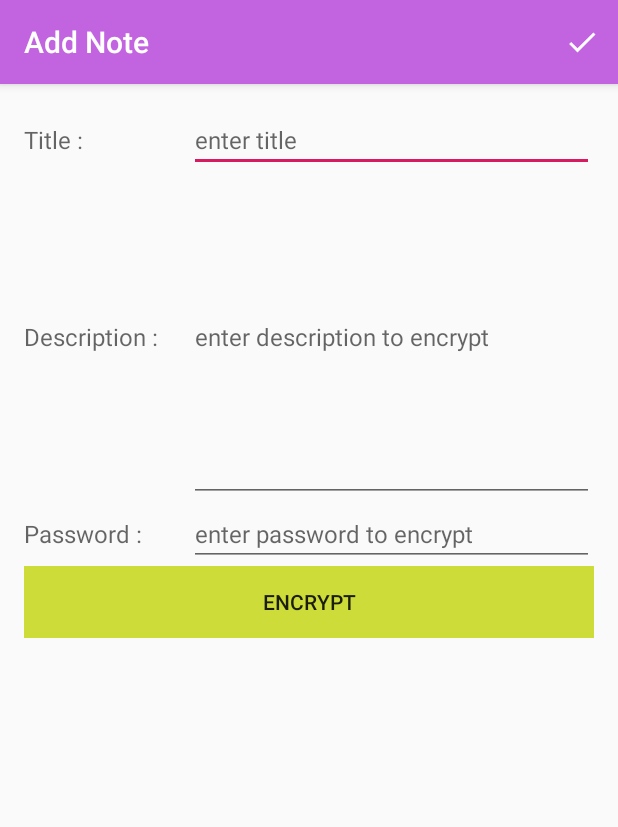
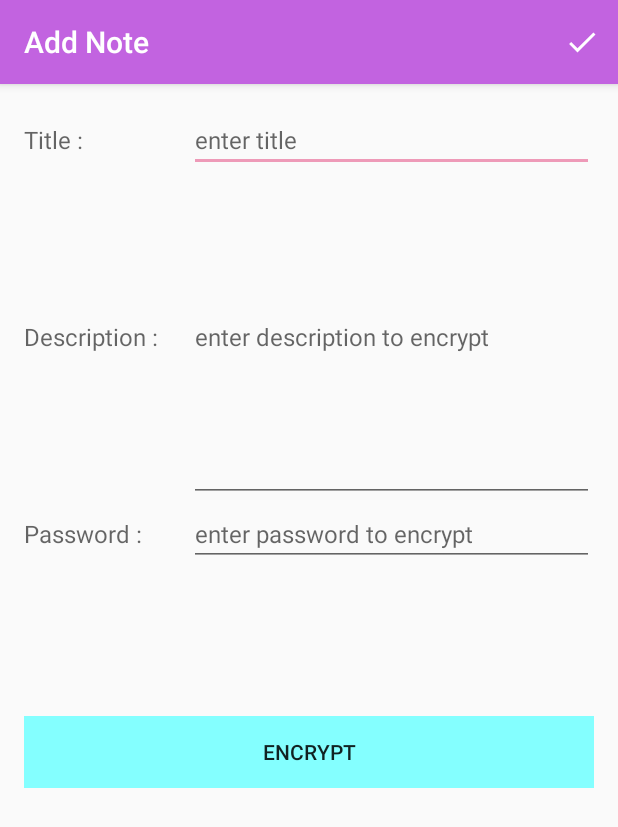
Before and after one commit to HeinThuraWynnn/AESNOTE, an Android app: the NoteDetailsActivity screen opened directly, with no data from a screen before it, on a phone screen of 412 x 824 dp. Shown: the top 827 px of the screen. Run offline under Robolectric (Android 15) with nearby library versions, the phone set to English and light mode, and no system bars; our stand-ins replace Room's generated code.

Commit message:
beta version

```diff
--- a/app/src/main/res/layout/activity_main.xml
+++ b/app/src/main/res/layout/activity_main.xml
@@ -21,14 +21,15 @@
         android:layout_height="wrap_content"
         android:layout_gravity="bottom|end"
         android:layout_margin="@dimen/fab_margin"
-        android:layout_marginBottom="16dp"
+        android:layout_marginBottom="20dp"
         app:layout_constraintBottom_toBottomOf="parent"
         app:layout_constraintEnd_toEndOf="parent"
         app:layout_constraintHorizontal_bias="1.0"
+        android:background="@color/colorPrimary"
         app:layout_constraintStart_toStartOf="parent"
         app:layout_constraintTop_toTopOf="parent"
         app:layout_constraintVertical_bias="1.0"
-        app:srcCompat="@android:drawable/ic_input_add" />
+        app:srcCompat="@drawable/edit_icon" />
 
 
 </androidx.constraintlayout.widget.ConstraintLayout>
--- a/app/src/main/res/layout/activity_note_details.xml
+++ b/app/src/main/res/layout/activity_note_details.xml
@@ -58,7 +58,7 @@
                 android:layout_height="220dp"
                 android:layout_weight="1"
                 android:hint="enter description to encrypt"
-                android:inputType="text" />
+                android:inputType="text|textMultiLine" />
 
         </LinearLayout>
         <LinearLayout
@@ -92,6 +92,7 @@
             android:layout_width="match_parent"
             android:layout_height="wrap_content"
             android:gravity="center"
+            android:layout_marginTop="100dp"
             android:orientation="horizontal">
 
 
@@ -99,8 +100,7 @@
                 android:id="@+id/btnDec"
                 android:layout_width="175dp"
                 android:layout_height="wrap_content"
-                android:background="#13AEF3"
-
+                android:background="#FFE57F"
                 android:text="Decrypt" />
 
             <Button
@@ -108,7 +108,7 @@
                 android:layout_width="match_parent"
                 android:layout_height="wrap_content"
                 android:text="Encrypt"
-                android:background="#CDDC39" />
+                android:background="#84FFFF" />
 
         </LinearLayout>
 
--- a/app/src/main/res/layout/activity_set_pin_code.xml
+++ b/app/src/main/res/layout/activity_set_pin_code.xml
@@ -20,6 +20,7 @@
 
     <Button android:id="@+id/skip_pc"
         android:text="@string/text_skip"
+        android:background="@color/colorPrimary"
         android:layout_width="wrap_content"
         android:layout_height="wrap_content"
         app:layout_constraintBottom_toBottomOf="parent"
--- a/app/src/main/res/values/colors.xml
+++ b/app/src/main/res/values/colors.xml
@@ -2,5 +2,5 @@
 <resources>
     <color name="colorPrimary">#C263E0</color>
     <color name="colorPrimaryDark">#82B1FF</color>
-    <color name="colorAccent">#D81B60</color>
+    <color name="colorAccent">#EE9AB8</color>
 </resources>
--- a/app/src/main/res/values/strings.xml
+++ b/app/src/main/res/values/strings.xml
@@ -1,5 +1,7 @@
 <resources>
     <string name="app_name">AES NOTE</string>
+    <string name="splash_title">Note Application using AES Encrypt Algorithm</string>
+
     <string name="edit_note_title">Edit Note</string>
     <string name="add_note_title">Add Note</string>
 
```
Also changed, not shown: app/src/main/res/layout/activity_splash_screen.xml (+13 -0 lines), app/src/main/res/layout/item_list.xml (+30 -17 lines), app/src/main/res/drawable/edit_icon.png (added).
